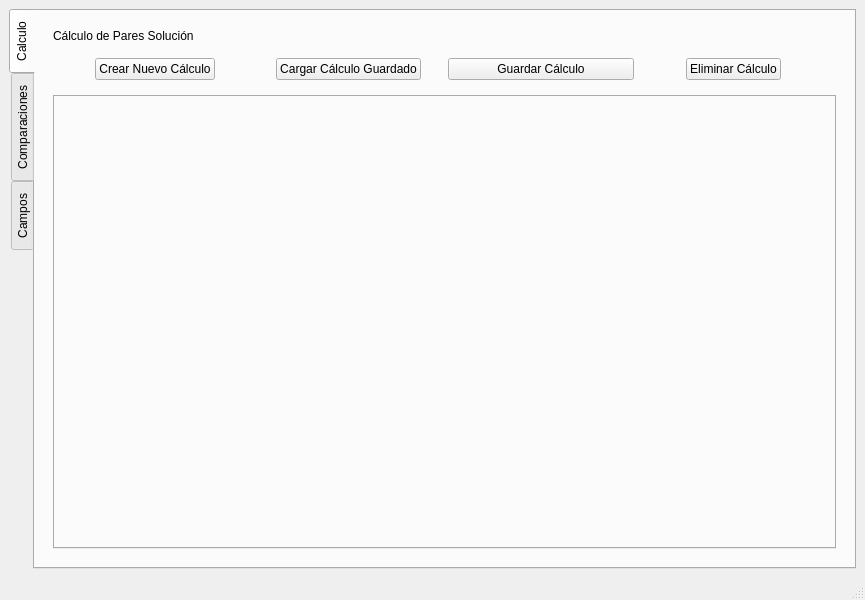
Qt form src/designer/main_application.ui (fer90/taller3-tpfinal) before a commit.
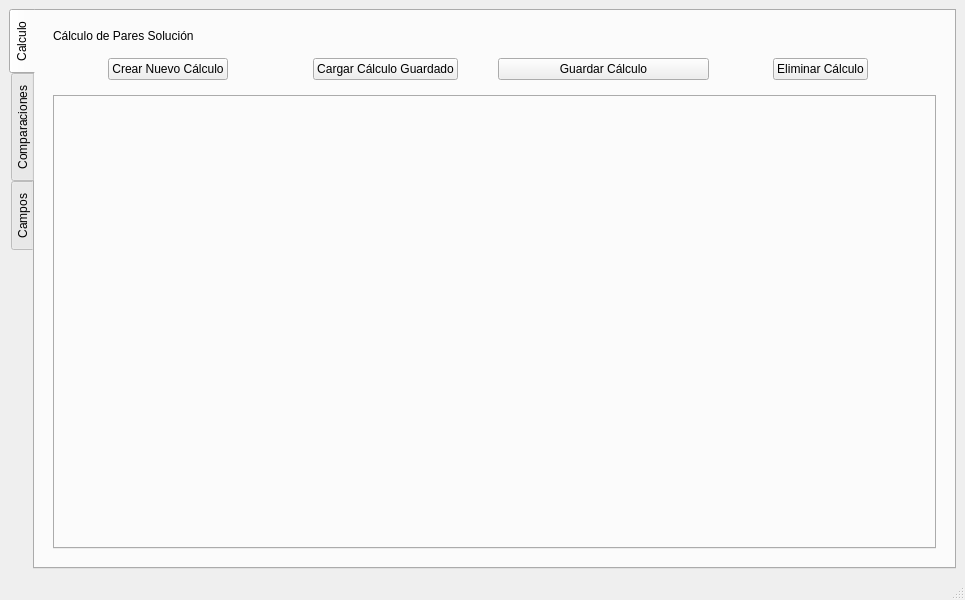
The same form after that commit. The open tabs and pages were chosen to show the change.

```diff
--- a/src/designer/main_application.ui
+++ b/src/designer/main_application.ui
@@ -6,7 +6,7 @@
    <rect>
     <x>0</x>
     <y>0</y>
-    <width>865</width>
+    <width>965</width>
     <height>600</height>
    </rect>
   </property>
```
Left out of the diff: 2 changed lines with no effect on the pictures.
